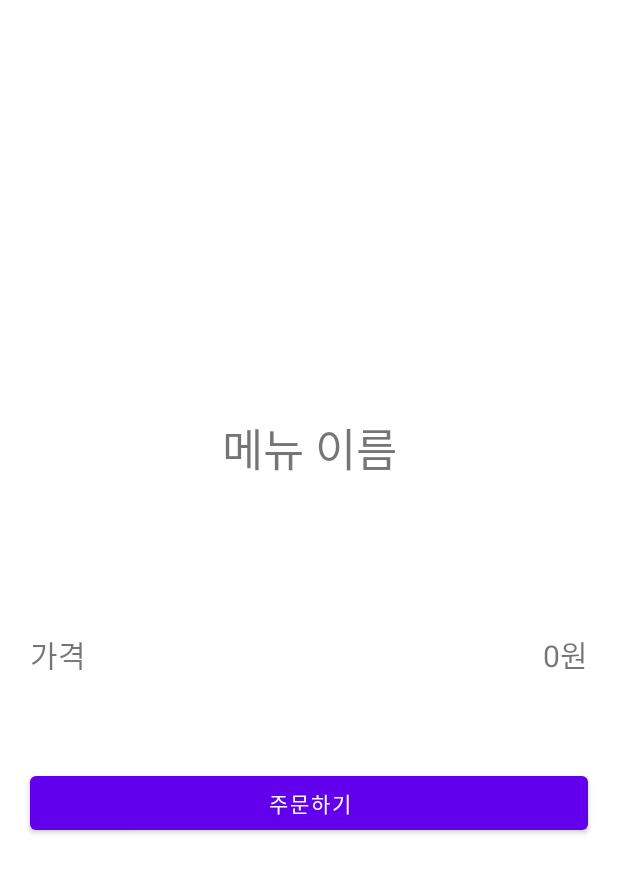
After one commit to dmswjd4117/Delivery_app, an Android app: the layout activity_menu.xml on its own in the app's theme, with its tools: preview values and no code run, on a phone screen of 412 x 824 dp. The commit adds this screen. Shown: the top 873 px of the screen. Run offline under Robolectric (Android 15) with nearby library versions, the phone set to English and light mode, and no system bars.

Commit message:
refactor: 그룹 메뉴 리스트 수정

```diff
--- /dev/null
+++ b/app/src/main/res/layout/activity_menu.xml
@@ -0,0 +1,106 @@
+<?xml version="1.0" encoding="utf-8"?>
+<androidx.constraintlayout.widget.ConstraintLayout xmlns:android="http://schemas.android.com/apk/res/android"
+    xmlns:app="http://schemas.android.com/apk/res-auto"
+    xmlns:tools="http://schemas.android.com/tools"
+    android:layout_width="match_parent"
+    android:layout_height="match_parent"
+    tools:context=".view.store.MenuActivity">
+
+    <ScrollView
+        android:layout_width="match_parent"
+        android:layout_height="match_parent"
+        android:layout_weight="1"
+        >
+
+        <LinearLayout
+            android:layout_width="match_parent"
+            android:layout_height="wrap_content"
+            android:orientation="vertical">
+
+
+        <androidx.appcompat.widget.Toolbar
+            android:id="@+id/toolbar"
+            android:layout_width="match_parent"
+            android:layout_height="wrap_content"
+            app:layout_constraintEnd_toEndOf="parent"
+            app:layout_constraintStart_toStartOf="parent"
+            app:layout_constraintTop_toTopOf="parent"
+            ></androidx.appcompat.widget.Toolbar>
+
+            <LinearLayout
+                android:layout_margin="10dp"
+                android:gravity="center"
+                android:orientation="vertical"
+                android:layout_width="match_parent"
+                android:layout_height="wrap_content">
+                <ImageView
+                    android:id="@+id/menuDetail_image"
+                    android:layout_marginLeft="30dp"
+                    android:layout_marginRight="30dp"
+                    android:layout_width="match_parent"
+                    android:layout_height="200dp">
+                </ImageView>
+                <TextView
+                    android:id="@+id/menuDetail_name"
+                    android:layout_marginTop="10dp"
+                    android:textSize="30dp"
+                    android:textAlignment="center"
+                    android:text="메뉴 이름"
+                    android:layout_width="match_parent"
+                    android:layout_height="wrap_content">
+                </TextView>
+
+                <TextView
+                    android:id="@+id/menuDetailDescription"
+                    android:layout_margin="25dp"
+                    android:layout_width="match_parent"
+                    android:layout_height="wrap_content">
+                </TextView>
+
+            </LinearLayout>
+
+            <LinearLayout
+                android:layout_margin="20dp"
+                android:layout_width="match_parent"
+                android:layout_height="wrap_content">
+
+                <TextView
+                    android:text="가격"
+                    android:textSize="20dp"
+                    android:layout_width="wrap_content"
+                    android:layout_height="wrap_content">
+                </TextView>
+
+                <View
+                    android:layout_width="0dp"
+                    android:layout_height="0dp"
+                    android:layout_weight="1" />
+                <TextView
+                    android:id="@+id/menuDetail_price"
+                    android:textSize="20dp"
+                    android:text="0원"
+                    android:layout_width="wrap_content"
+                    android:layout_height="wrap_content">
+                </TextView>
+            </LinearLayout>
+
+            <ListView
+                android:id="@+id/menuDetail_optionListView"
+                android:layout_margin="10dp"
+                android:layout_width="match_parent"
+                android:layout_height="wrap_content">
+            </ListView>
+
+            <Button
+                android:layout_margin="20dp"
+                android:id="@+id/menuDetail_order"
+                android:text="주문하기"
+                android:layout_width="match_parent"
+                android:layout_height="wrap_content">
+            </Button>
+
+        </LinearLayout>
+
+    </ScrollView>
+
+</androidx.constraintlayout.widget.ConstraintLayout>
```
Also changed, not shown: app/src/main/java/com/android/delivery/adapter/menu/GroupMenuAdapter.java (+23 -1 lines), app/src/main/java/com/android/delivery/view/store/StoreActivity.java (+24 -25 lines), app/src/main/res/layout/activity_store.xml (+12 -9 lines).
